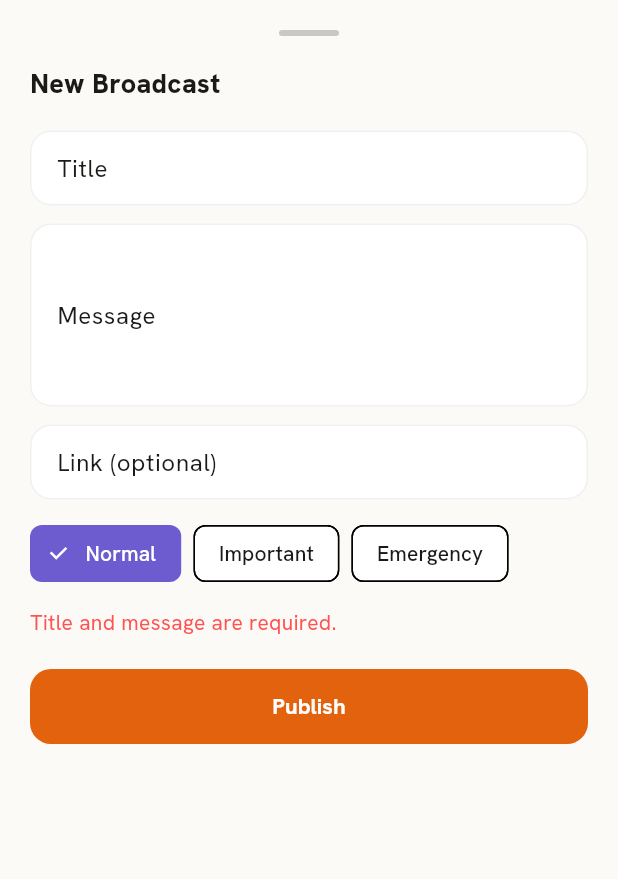
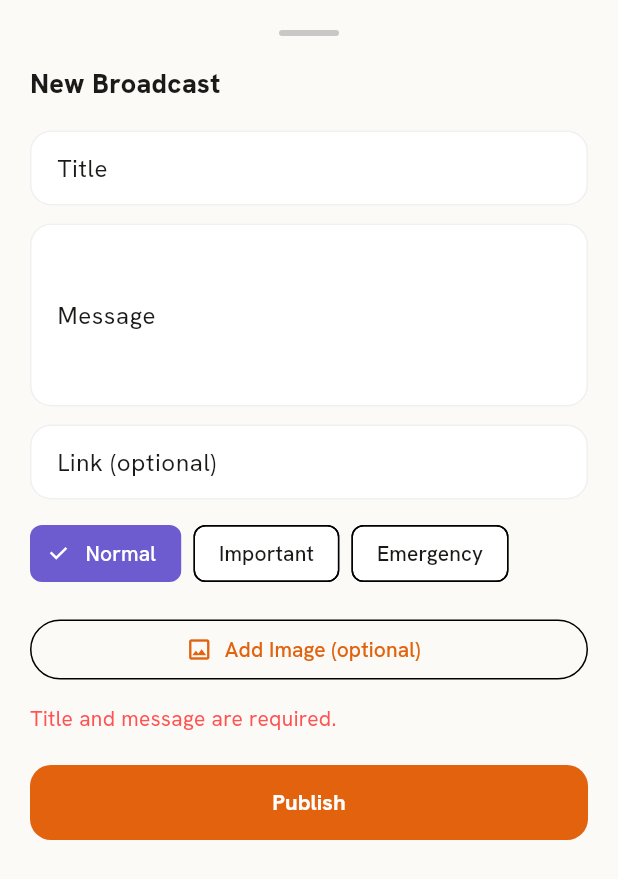
Before and after one commit to devjahid185/ClickerPro_Project, a Flutter app: the _BroadcastComposerSheet widget shown alone on an empty page, opened directly, after a tap on "Publish", on a phone screen of 412 x 824 dp. Shown: the top 879 px of the screen. Run offline on Flutter 3.47's test engine with Material 3 defaults, Android fonts, the phone set to English and light mode, and no system bars; our stand-ins replace connectivity_plus, drift, drift_flutter, firebase_core, firebase_messaging, flutter_dotenv and 13 more; missing offline and left inert: device_calendar; accounts and stored records are empty; generated files the repository leaves out were written again; network calls fail.

Commit message:
fix(admin): stats card overflow + add broadcast image upload
Stats grid cards were overflowing by 23px on real devices — childAspectRatio
1.3 didn't leave room for icon + number + label at the card's padding.
Dropped to 1.0 and swapped the Spacer() for fixed gaps so the card sizes
predictably instead of stretching to fill whatever height the grid gives it.

Added image upload to the broadcast composer: pick from gallery, preview,
and upload via the existing /api/files/upload endpoint (the same one the
studio app uses for logos/avatars) before saving the broadcast with the
returned URL as imageUrl. Previously there was no way to attach an image
to a broadcast from the admin app at all.

```diff
--- a/clicker_pro/lib/features/admin/presentation/widgets/broadcasts_tab.dart
+++ b/clicker_pro/lib/features/admin/presentation/widgets/broadcasts_tab.dart
@@ -5,8 +5,11 @@
 // Destroy) — the same rows the studio app's read-only "Platform Updates"
 // feed (features/broadcasts) displays.
 
+import 'dart:io';
+
 import 'package:flutter/material.dart';
 import 'package:flutter_riverpod/flutter_riverpod.dart';
+import 'package:image_picker/image_picker.dart';
 
 import '../../../../shared/states/empty_state.dart';
 import '../../../../shared/states/error_state.dart';
@@ -219,7 +222,14 @@ class _BroadcastComposerSheetState extends ConsumerState<_BroadcastComposerSheet
   late final TextEditingController _linkCtrl;
   String _priority = 'Normal';
   bool _submitting = false;
+  bool _uploadingImage = false;
   String? _error;
+
+  /// Newly picked file staged for upload on submit. `null` while nothing new
+  /// has been picked — [_existingImageUrl] still shows if editing a
+  /// broadcast that already has one.
+  File? _pickedImage;
+  String? _existingImageUrl;
 
   static const _priorities = ['Normal', 'Important', 'Emergency'];
 
@@ -230,6 +240,7 @@ class _BroadcastComposerSheetState extends ConsumerState<_BroadcastComposerSheet
     _titleCtrl = TextEditingController(text: e?.title ?? '');
     _bodyCtrl = TextEditingController(text: e?.body ?? '');
     _linkCtrl = TextEditingController(text: e?.link ?? '');
+    _existingImageUrl = e?.imageUrl;
     if (e != null && _priorities.contains(e.priority)) _priority = e.priority;
   }
 
@@ -239,6 +250,26 @@ class _BroadcastComposerSheetState extends ConsumerState<_BroadcastComposerSheet
     _bodyCtrl.dispose();
     _linkCtrl.dispose();
     super.dispose();
+  }
+
+  Future<void> _pickImage() async {
+    final picked = await ImagePicker().pickImage(
+      source: ImageSource.gallery,
+      maxWidth: 1600,
+      imageQuality: 85,
+    );
+    if (picked == null) return;
+    setState(() {
+      _pickedImage = File(picked.path);
+      _existingImageUrl = null; // the new pick replaces whatever was there
+    });
+  }
+
+  void _removeImage() {
+    setState(() {
+      _pickedImage = null;
+      _existingImageUrl = null;
+    });
   }
 
   Future<void> _submit() async {
@@ -256,12 +287,24 @@ class _BroadcastComposerSheetState extends ConsumerState<_BroadcastComposerSheet
     try {
       final api = ref.read(adminApiProvider);
       final link = _linkCtrl.text.trim();
+
+      // Upload the picked image first (if any) so its URL is ready to save
+      // alongside the broadcast in one go.
+      String? imageUrl = _existingImageUrl;
+      if (_pickedImage != null) {
+        setState(() => _uploadingImage = true);
+        imageUrl = await api.uploadImage(_pickedImage!.path);
+        if (!mounted) return;
+        setState(() => _uploadingImage = false);
+      }
+
       if (widget.existing == null) {
         await api.createBroadcast(
           title: title,
           body: body,
           priority: _priority,
           link: link.isEmpty ? null : link,
+          imageUrl: imageUrl,
         );
       } else {
         await api.updateBroadcast(
@@ -270,6 +313,7 @@ class _BroadcastComposerSheetState extends ConsumerState<_BroadcastComposerSheet
           body: body,
           priority: _priority,
           link: link.isEmpty ? null : link,
+          imageUrl: imageUrl,
         );
       }
       ref.invalidate(adminBroadcastsProvider);
@@ -278,9 +322,61 @@ class _BroadcastComposerSheetState extends ConsumerState<_BroadcastComposerSheet
     } catch (e) {
       setState(() {
         _submitting = false;
+        _uploadingImage = false;
         _error = 'Could not save — please try again.';
       });
     }
+  }
+
+  Widget _buildImagePicker() {
+    final hasImage = _pickedImage != null || _existingImageUrl != null;
+
+    if (!hasImage) {
+      return OutlinedButton.icon(
+        onPressed: _uploadingImage ? null : _pickImage,
+        icon: const Icon(Icons.image_outlined, size: 18),
+        label: const Text('Add Image (optional)'),
+      );
+    }
+
+    return Stack(
+      children: [
+        ClipRRect(
+          borderRadius: BorderRadius.circular(14),
+          child: SizedBox(
+            width: double.infinity,
+            height: 160,
+            child: _pickedImage != null
+                ? Image.file(_pickedImage!, fit: BoxFit.cover)
+                : Image.network(_existingImageUrl!, fit: BoxFit.cover),
+          ),
+        ),
+        if (_uploadingImage)
+          Positioned.fill(
+            child: DecoratedBox(
+              decoration: BoxDecoration(
+                color: Colors.black.withValues(alpha: 0.4),
+                borderRadius: BorderRadius.circular(14),
+              ),
+              child: const Center(
+                child: CircularProgressIndicator(color: Colors.white),
+              ),
+            ),
+          ),
+        Positioned(
+          top: 6,
+          right: 6,
+          child: Material(
+            color: Colors.black.withValues(alpha: 0.55),
+            shape: const CircleBorder(),
+            child: IconButton(
+              icon: const Icon(Icons.close, color: Colors.white, size: 18),
+              onPressed: _uploadingImage ? null : _removeImage,
+            ),
+          ),
+        ),
+      ],
+    );
   }
 
   @override
@@ -343,6 +439,8 @@ class _BroadcastComposerSheetState extends ConsumerState<_BroadcastComposerSheet
                 );
               }).toList(growable: false),
             ),
+            const SizedBox(height: 16),
+            _buildImagePicker(),
             if (_error != null) ...[
               const SizedBox(height: 12),
               Text(_error!, style: const TextStyle(color: Colors.redAccent)),
```
Also changed, not shown: clicker_pro/lib/features/admin/data/admin_api.dart (+39 -16 lines), clicker_pro/lib/features/admin/presentation/widgets/stats_tab.dart (+14 -9 lines).
